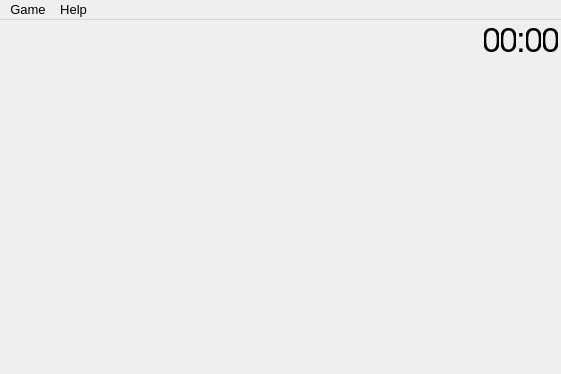
The window that mainwindow.ui (q-g-j/qminesweeper) describes before a commit, drawn with Qt 5.
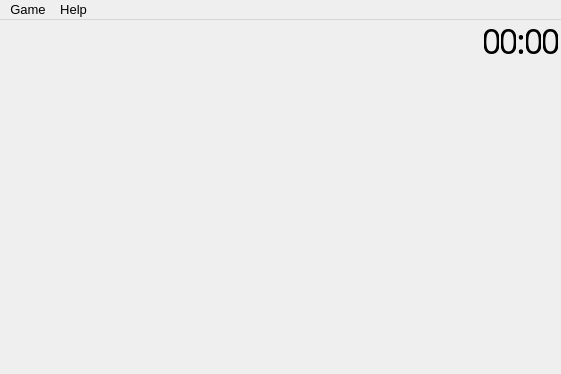
The same window after the commit.

```diff
--- a/mainwindow.ui
+++ b/mainwindow.ui
@@ -234,6 +234,7 @@
          </property>
          <property name="font">
           <font>
+           <family>Noto Sans Condensed Medium</family>
            <pointsize>26</pointsize>
            <italic>false</italic>
           </font>
@@ -301,6 +302,7 @@
          </property>
          <property name="font">
           <font>
+           <family>Noto Sans Condensed Medium</family>
            <pointsize>26</pointsize>
            <italic>false</italic>
           </font>
@@ -346,6 +348,7 @@
          </property>
          <property name="font">
           <font>
+           <family>Noto Sans Condensed Medium</family>
            <pointsize>26</pointsize>
            <italic>false</italic>
           </font>
@@ -397,6 +400,7 @@
          </property>
          <property name="font">
           <font>
+           <family>Noto Sans Condensed Medium</family>
            <pointsize>26</pointsize>
            <italic>false</italic>
           </font>
@@ -464,6 +468,7 @@
          </property>
          <property name="font">
           <font>
+           <family>Noto Sans Condensed Medium</family>
            <pointsize>26</pointsize>
            <italic>false</italic>
           </font>
```
Left out of the diff: 14 changed lines with no effect on the pictures.
